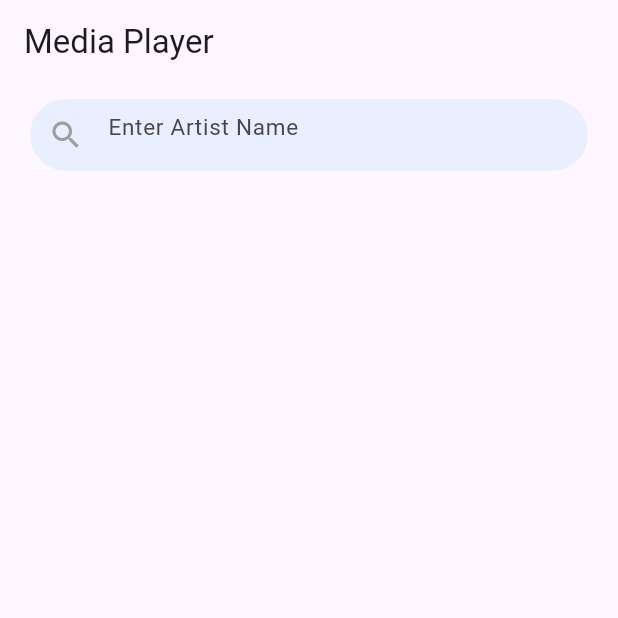
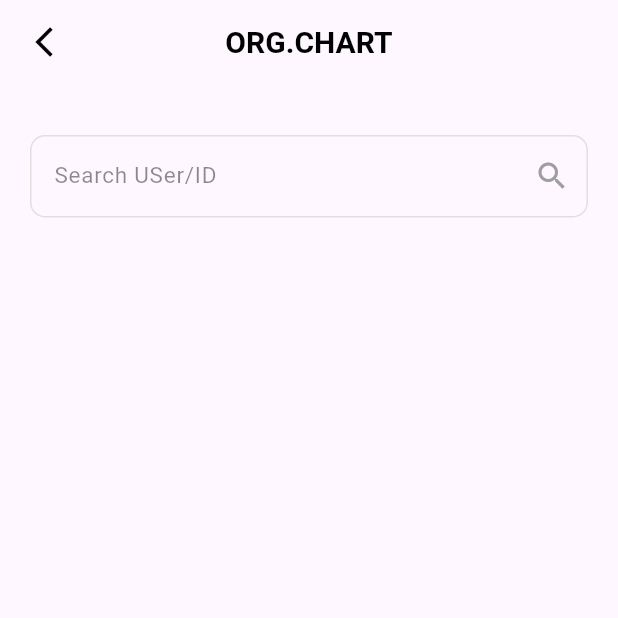
Before and after one commit to SoniaEjaz-sonia/flutter_mvvm_example, a Flutter app: the screen it shows after launch, on a phone screen of 412 x 824 dp, the top half of it. Run offline on Flutter 3.47's test engine with Material 2 defaults, Android fonts, the phone set to English and light mode, and no system bars.

Commit message:
Mvvm implementation for media list

```diff
--- a/lib/main.dart
+++ b/lib/main.dart
@@ -1,8 +1,12 @@
 import 'package:flutter/material.dart';
+import 'package:provider/provider.dart';
 
 import 'view/home_screen.dart';
+import 'view_model/media_view_model.dart';
 
 void main() {
+  WidgetsFlutterBinding.ensureInitialized();
+
   runApp(const MyApp());
 }
 
@@ -11,17 +15,30 @@ class MyApp extends StatelessWidget {
 
   @override
   Widget build(BuildContext context) {
-    return MaterialApp(
+    return MultiProvider(
+      providers: [
+        ChangeNotifierProvider.value(value: MediaViewModel()),
+      ],
+      child: MaterialApp(
         title: 'Flutter Demo',
         debugShowCheckedModeBanner: false,
         theme: ThemeData(
           colorScheme: ColorScheme.fromSeed(seedColor: Colors.deepPurple),
           useMaterial3: true,
+          appBarTheme: const AppBarTheme(
+            centerTitle: true,
+            titleTextStyle: TextStyle(
+              color: Colors.black,
+              fontWeight: FontWeight.bold,
+              fontSize: 20,
+            ),
+          ),
         ),
         initialRoute: '/',
         routes: {
           '/': (context) => const HomeScreen(),
         },
+      ),
     );
   }
 }
--- /dev/null
+++ b/lib/model/apis/api_response.dart
@@ -0,0 +1,20 @@
+class ApiResponse<T> {
+  Status status;
+  T? data;
+  String? message;
+
+  ApiResponse.initial(this.message) : status = Status.INITIAL;
+
+  ApiResponse.loading(this.message) : status = Status.LOADING;
+
+  ApiResponse.completed(this.data) : status = Status.COMPLETED;
+
+  ApiResponse.error(this.message) : status = Status.ERROR;
+
+  @override
+  String toString() {
+    return "Status : $status \n Message : $message \n Data : $data";
+  }
+}
+
+enum Status { INITIAL, LOADING, COMPLETED, ERROR }
--- /dev/null
+++ b/lib/model/media.dart
@@ -0,0 +1,25 @@
+class Media {
+  final String? artistName;
+  final String? collectionName;
+  final String? trackName;
+  final String? artworkUrl;
+  final String? previewUrl;
+
+  Media({
+    this.artistName,
+    this.collectionName,
+    this.trackName,
+    this.artworkUrl,
+    this.previewUrl,
+  });
+
+  factory Media.fromJson(Map<String, dynamic> json) {
+    return Media(
+      artistName: json['artistName'] as String?,
+      collectionName: json['collectionName'] as String?,
+      trackName: json['trackName'] as String?,
+      artworkUrl: json['artworkUrl100'] as String?,
+      previewUrl: json['previewUrl'] as String?,
+    );
+  }
+}
--- /dev/null
+++ b/lib/model/media_repository.dart
@@ -0,0 +1,14 @@
+import 'media.dart';
+import 'services/base_service.dart';
+import 'services/media_service.dart';
+
+class MediaRepository {
+  final BaseService _mediaService = MediaService();
+
+  Future<List<Media>> fetchMediaList(String value) async {
+    dynamic response = await _mediaService.getResponse(value);
+    final jsonData = response['results'] as List;
+    List<Media> mediaList = jsonData.map((tagJson) => Media.fromJson(tagJson)).toList();
+    return mediaList;
+  }
+}
--- /dev/null
+++ b/lib/model/services/base_service.dart
@@ -0,0 +1,5 @@
+abstract class BaseService {
+  final String mediaBaseUrl = "https://itunes.apple.com/search?term=";
+
+  Future<dynamic> getResponse(String url);
+}
--- a/lib/view/home_screen.dart
+++ b/lib/view/home_screen.dart
@@ -1,4 +1,10 @@
 import 'package:flutter/material.dart';
+import 'package:provider/provider.dart';
+
+import '../model/apis/api_response.dart';
+import '../model/media.dart';
+import '../view_model/media_view_model.dart';
+import 'widgets/player_list_widget.dart';
 
 class HomeScreen extends StatefulWidget {
   const HomeScreen({Key? key}) : super(key: key);
@@ -8,52 +14,152 @@ class HomeScreen extends StatefulWidget {
 }
 
 class _HomeScreenState extends State<HomeScreen> {
-  final _inputController = TextEditingController();
+  final inputController = TextEditingController();
+
+  Widget getMediaWidget(BuildContext context, ApiResponse apiResponse) {
+    List<Media>? mediaList = apiResponse.data as List<Media>?;
+    switch (apiResponse.status) {
+      case Status.LOADING:
+        return const Center(child: CircularProgressIndicator());
+      case Status.COMPLETED:
+        return Column(
+          mainAxisSize: MainAxisSize.min,
+          children: [
+            Expanded(
+              flex: 8,
+              child: PlayerListWidget(
+                mediaList: mediaList!,
+                function: (Media media) {
+                  Provider.of<MediaViewModel>(context, listen: false).setSelectedMedia(media);
+                },
+              ),
+            ),
+          ],
+        );
+      case Status.ERROR:
+        return const Center(
+          child: Text('Please try again latter!!!'),
+        );
+      case Status.INITIAL:
+      default:
+        return const Center(
+          child: Text(''),
+        );
+    }
+  }
 
   @override
   Widget build(BuildContext context) {
+    ApiResponse apiResponse = Provider.of<MediaViewModel>(context).response;
+
     return Scaffold(
-      appBar: AppBar(
-        title: const Text('Media Player'),
+      appBar: PreferredSize(
+        preferredSize: const Size(double.infinity, 80),
+        child: Center(
+          child: AppBar(
+            automaticallyImplyLeading: true,
+            leading: IconButton(
+              onPressed: () {},
+              padding: const EdgeInsets.only(left: 15),
+              icon: const Icon(Icons.arrow_back_ios),
+              color: Colors.black,
+            ),
+            title: const Text('ORG.CHART'),
+          ),
+        ),
       ),
       body: Column(
         children: <Widget>[
           Padding(
-            padding: const EdgeInsets.symmetric(vertical: 10.0),
-            child: Row(
-              children: <Widget>[
-                Expanded(
-                  child: Container(
-                    margin: const EdgeInsets.symmetric(horizontal: 20.0),
-                    decoration: BoxDecoration(
-                      color: Theme.of(context).primaryColorLight.withAlpha(80),
-                      borderRadius: BorderRadius.circular(30.0),
-                    ),
+            padding: const EdgeInsets.symmetric(horizontal: 20, vertical: 10.0),
             child: TextField(
+              controller: inputController,
               style: const TextStyle(
                 fontSize: 15.0,
                 color: Colors.grey,
               ),
-                        controller: _inputController,
-                        onChanged: (value) {},
-                        onSubmitted: (value) {
-                          if (value.isNotEmpty) {}
-                        },
-                        decoration: const InputDecoration(
-                          border: InputBorder.none,
-                          enabledBorder: InputBorder.none,
-                          focusedBorder: InputBorder.none,
-                          prefixIcon: Icon(
+              decoration: InputDecoration(
+                border: OutlineInputBorder(
+                  borderSide: BorderSide(color: Colors.grey.shade300),
+                  borderRadius: BorderRadius.circular(10.0),
+                ),
+                enabledBorder: OutlineInputBorder(
+                  borderSide: BorderSide(color: Colors.grey.shade300),
+                  borderRadius: BorderRadius.circular(10.0),
+                ),
+                suffixIcon: const Icon(
                   Icons.search,
                   color: Colors.grey,
                 ),
-                          hintText: 'Enter Artist Name',
-                        )),
+                hintText: 'Search USer/ID',
+                hintStyle: const TextStyle(
+                  color: Colors.black45,
                 ),
               ),
-              ],
+              onChanged: (value) {
+                if (value.isNotEmpty) {
+                  Provider.of<MediaViewModel>(context, listen: false).setSelectedMedia(null);
+                  Provider.of<MediaViewModel>(context, listen: false).fetchMediaData(value);
+                }
+              },
             ),
           ),
+          // Padding(
+          //   padding: const EdgeInsets.only(top: 30),
+          //   child: Stack(
+          //     alignment: Alignment.bottomCenter,
+          //     fit: StackFit.passthrough,
+          //     clipBehavior: Clip.none,
+          //     children: [
+          //       Container(
+          //         decoration: BoxDecoration(
+          //           color: Colors.grey,
+          //           border: Border.all(color: Colors.grey),
+          //           borderRadius: BorderRadius.circular(20),
+          //         ),
+          //         child: const Icon(
+          //           Icons.person,
+          //           size: 100,
+          //           color: Colors.deepPurple,
+          //         ),
+          //       ),
+          //       Positioned(
+          //         bottom: -14,
+          //         child: Container(
+          //           padding: const EdgeInsets.symmetric(horizontal: 10, vertical: 5),
+          //           decoration: BoxDecoration(
+          //             color: Theme.of(context).scaffoldBackgroundColor,
+          //             border: Border.all(color: Colors.black),
+          //             borderRadius: BorderRadius.circular(5),
+          //           ),
+          //           child: const Text("5"),
+          //         ),
+          //       ),
+          //     ],
+          //   ),
+          // ),
+          // const SizedBox(height: 35),
+          // const Text(
+          //   "Team Leader",
+          //   style: TextStyle(fontWeight: FontWeight.w600),
+          // ),
+          // const SizedBox(height: 5),
+          // const Text(
+          //   "HC Careline",
+          //   style: TextStyle(
+          //     fontWeight: FontWeight.bold,
+          //     fontSize: 18,
+          //   ),
+          // ),
+          // const SizedBox(
+          //   height: 30,
+          //   child: VerticalDivider(thickness: 1.5),
+          // ),
+          // const Padding(
+          //   padding: EdgeInsets.symmetric(horizontal: 20.0),
+          //   child: Divider(),
+          // ),
+          Expanded(child: getMediaWidget(context, apiResponse)),
         ],
       ),
     );
--- a/pubspec.yaml
+++ b/pubspec.yaml
@@ -12,6 +12,8 @@ dependencies:
 
 
   cupertino_icons: ^1.0.2
+  http: ^1.1.0
+  provider: ^6.0.5
 
 dev_dependencies:
   flutter_test:
```
Also changed, not shown: lib/model/apis/exceptions.dart (added, +27 -0 lines), lib/model/services/media_service.dart (added, +38 -0 lines), lib/view/widgets/player_list_widget.dart (added, +109 -0 lines), lib/view_model/media_view_model.dart (added, +40 -0 lines). Lines whose indentation alone changed are shown as unchanged.
